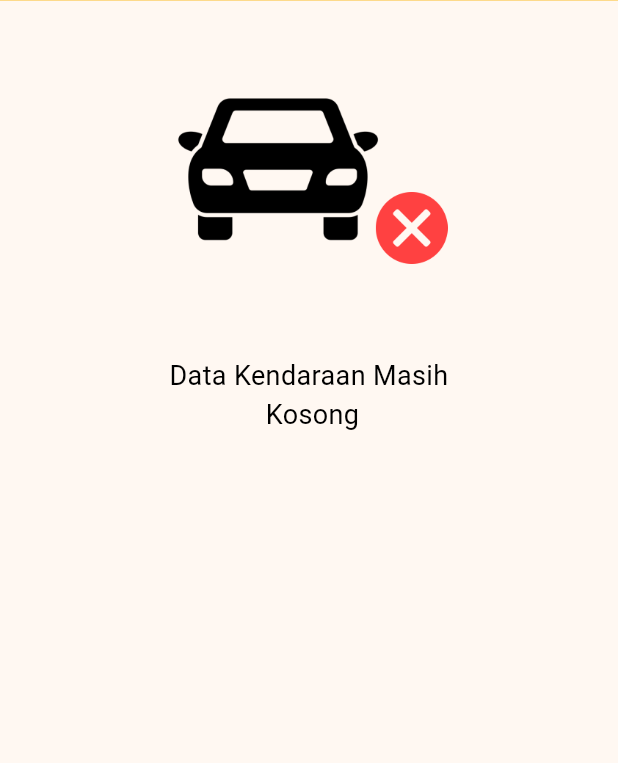
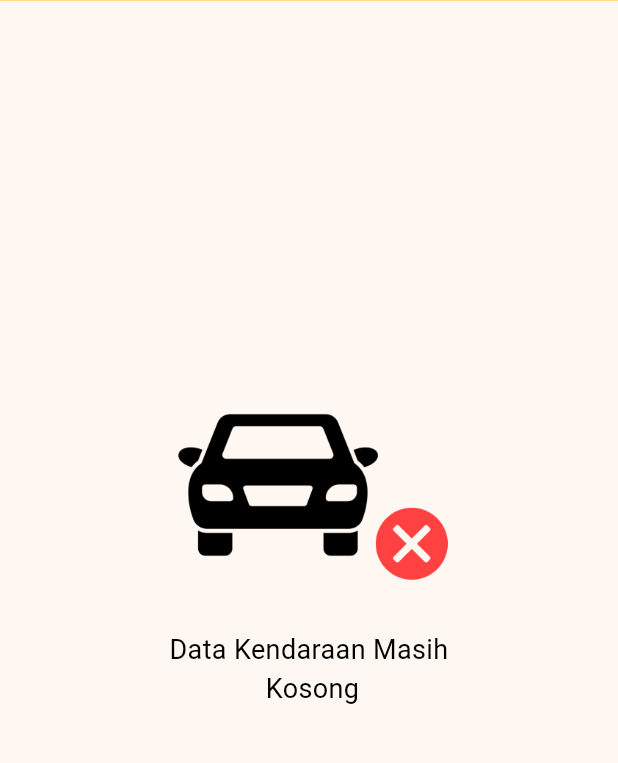
Before and after one commit to Arroziqi/tilang_online, a Flutter app: the KendaraanPage screen opened directly, on a phone screen of 412 x 824 dp, the part 151-914 px from its top. Run offline on Flutter 3.47's test engine with Material 3 defaults, Android fonts, the phone set to English and light mode, and no system bars; our stand-ins replace badges, gap, google_fonts, smooth_page_indicator; Roboto replaces fonts that are missing (Kanit).

Commit message:
fix bug halaman data kosong, set up bloc

```diff
--- a/lib/ui/pages/data_kosong.dart
+++ b/lib/ui/pages/data_kosong.dart
@@ -19,9 +19,8 @@ class DataKosong extends StatelessWidget {
           Image.asset(
             imageUrl,
             width: 185,
-            height: 185,
           ),
-          const Gap(32),
+          const Gap(25),
           Text(
             text,
             style: blackTextStyle.copyWith(
--- a/lib/ui/pages/kendaraan/kendaraan_page.dart
+++ b/lib/ui/pages/kendaraan/kendaraan_page.dart
@@ -18,11 +18,7 @@ class KendaraanPage extends StatelessWidget {
         vertical: 20,
         horizontal: defaultMargin,
       ),
-      child: ListView(
-        children: const [
-          KendaraanKosong(),
-        ],
-      ),
+      child: const KendaraanKosong(),
     );
   }
 
--- a/lib/ui/pages/notifikasi/notifikasi_page.dart
+++ b/lib/ui/pages/notifikasi/notifikasi_page.dart
@@ -1,6 +1,5 @@
 import 'package:flutter/material.dart';
 import 'package:flutter_app/ui/pages/notifikasi/notifikasi_lists.dart';
-import 'package:flutter_app/ui/widgets/bar/appBar/custom_appbar.dart';
 import 'package:flutter_app/ui/widgets/bar/appBar/custom_back_navigation_appbar.dart';
 
 import '../../../shared/theme.dart';
--- a/lib/ui/pages/riwayat/riwayat_page.dart
+++ b/lib/ui/pages/riwayat/riwayat_page.dart
@@ -1,5 +1,4 @@
 import 'package:flutter/material.dart';
-import 'package:flutter_app/ui/pages/riwayat/custom_riwayat_app_bar.dart';
 import 'package:flutter_app/ui/pages/riwayat/data_riwayat_kosong.dart';
 import 'package:flutter_app/ui/widgets/bar/appBar/custom_appbar.dart';
 
@@ -13,8 +12,8 @@ class RiwayatPage extends StatelessWidget {
   Widget buildContent() {
     return const TabBarView(
       children: <Widget>[
-        DataKosong(),
-        DataKosong(),
+        DataRiwayatKosong(),
+        DataRiwayatKosong(),
       ],
     );
   }
--- a/pubspec.yaml
+++ b/pubspec.yaml
@@ -39,6 +39,7 @@ dependencies:
   gap: ^3.0.1
   smooth_page_indicator: ^1.1.0
   badges: ^3.1.2
+  bloc: ^8.1.4
 
 dev_dependencies:
   flutter_test:
```
Also changed, not shown: pubspec.lock.
